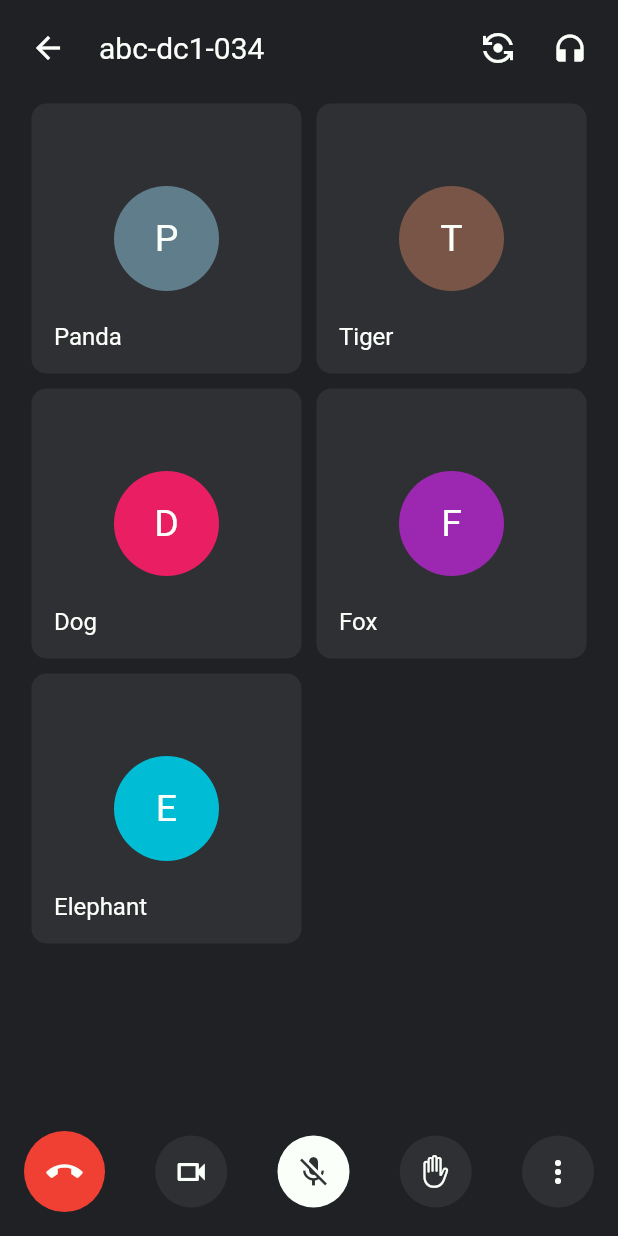
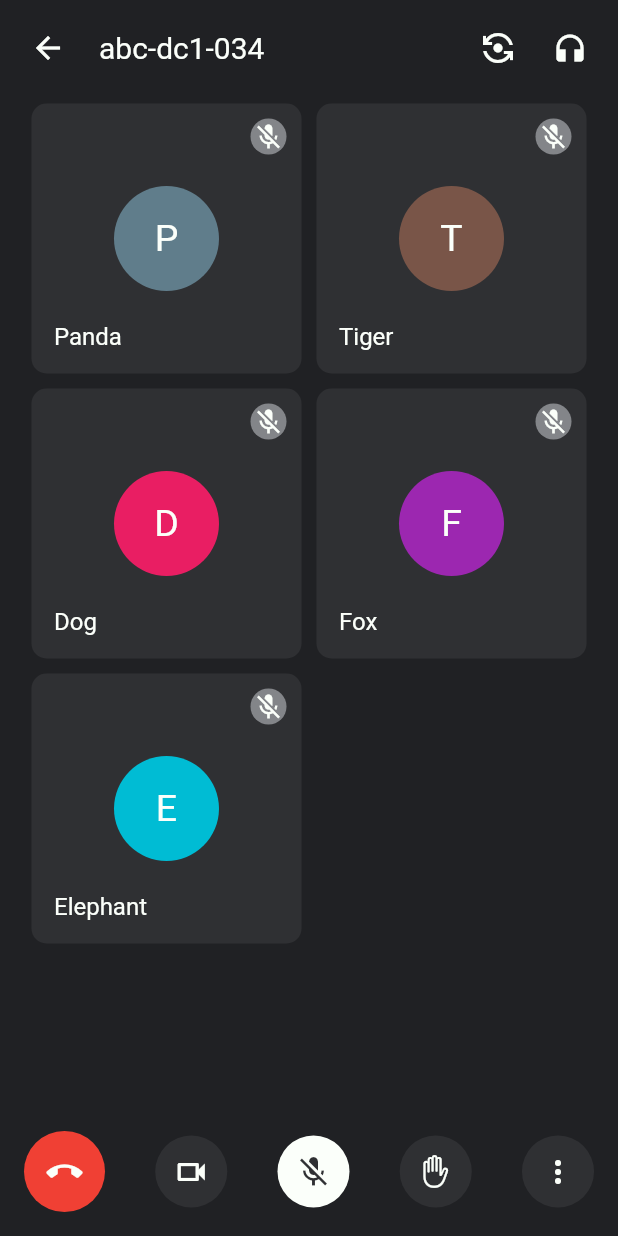
Before and after one commit to octoi/google-meet-clone, a Flutter app: the screen it shows after launch, on a phone screen of 412 x 824 dp. Run offline on Flutter 3.47's test engine with Material 2 defaults, Android fonts, the phone set to English and light mode, and no system bars.

Commit message:
mute btn

```diff
--- a/lib/widgets/body.dart
+++ b/lib/widgets/body.dart
@@ -55,7 +55,23 @@ class UserCard extends StatelessWidget {
                 fontSize: 16.0,
               ),
             ),
-          )
+          ),
+          Positioned(
+            top: 10.0,
+            right: 10.0,
+            child: Container(
+              padding: EdgeInsets.all(2.0),
+              decoration: BoxDecoration(
+                color: appGrey,
+                borderRadius: BorderRadius.circular(50.0),
+              ),
+              child: Icon(
+                Icons.mic_off,
+                size: 20.0,
+                color: appWhite,
+              ),
+            ),
+          ),
         ],
       ),
     );
```
